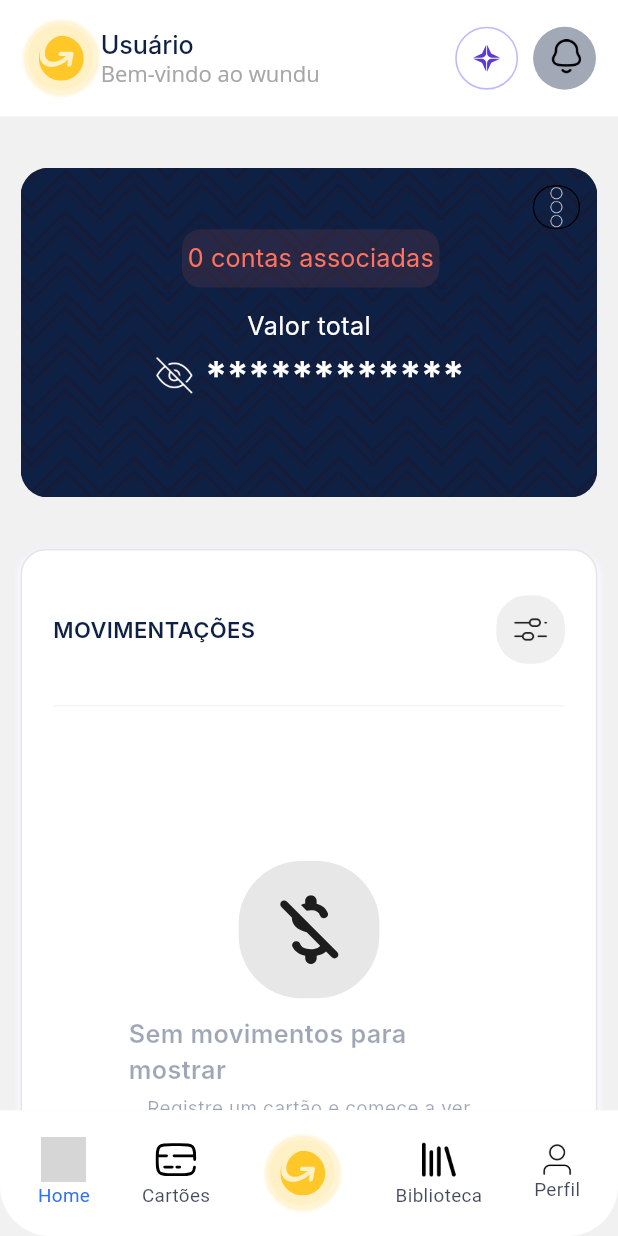
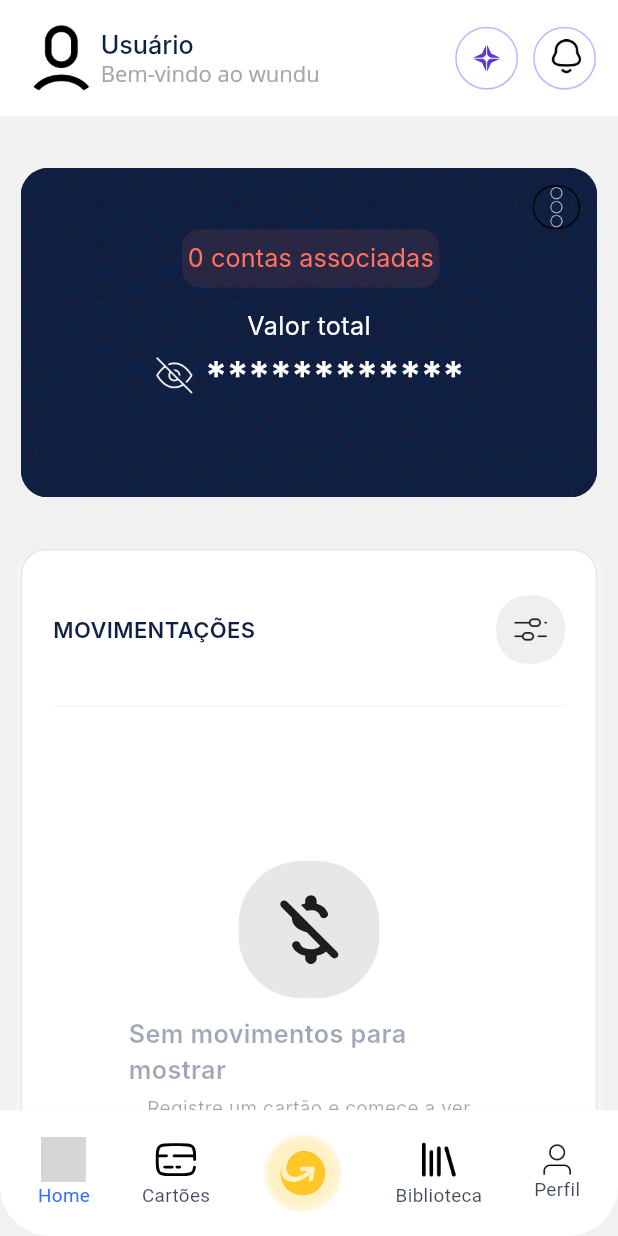
Before and after one commit to WUNDU/wundu-mobile, a Flutter app: the MainScaffold screen opened by its route, on a phone screen of 412 x 824 dp. Run offline on Flutter 3.47's test engine with Material 3 defaults, Android fonts, the phone set to English and light mode, and no system bars; our stand-ins replace cached_network_image, dotted_border, equatable, flutter_bloc, flutter_screenutil, flutter_svg and 3 more; accounts and stored records are empty; Roboto replaces fonts that are missing (Inter, Open Sans, Poppins); grey boxes are pictures that could not be loaded.

Commit message:
✨ feat: adding icone and animation on app bar

```diff
--- a/lib/views/card/add_card_manual/add_card_manual_screen.dart
+++ b/lib/views/card/add_card_manual/add_card_manual_screen.dart
@@ -124,6 +124,7 @@ class _AddCardManualScreenState extends State<AddCardManualScreen> {
                             CustomImageView(
                               imagePath: ImageConstant
                                   .logo, // Caminho do logotipo da aplicação
+                              // ignore: deprecated_member_use
                               color: Colors.white.withOpacity(
                                   0.5), // Ajuste a opacidade conforme necessário
                             ),
--- a/lib/widgets/custom_app_bar.dart
+++ b/lib/widgets/custom_app_bar.dart
@@ -35,7 +35,7 @@ class CustomAppBar extends StatelessWidget implements PreferredSizeWidget {
                 mainAxisAlignment: MainAxisAlignment.center,
                 children: [
                   CustomImageView(
-                    imagePath: ImageConstant.logoHome,
+                    imagePath: ImageConstant.userProfile,
                     height: 50.h,
                     width: 50.h,
                     radius: BorderRadius.circular(
@@ -57,24 +57,20 @@ class CustomAppBar extends StatelessWidget implements PreferredSizeWidget {
                       ],
                     ),
                   ),
-                  CustomIconButton(
-                    height: 40.h,
-                    width: 40.h,
-                    padding: EdgeInsets.all(8.h),
-                    decoration: IconButtonStyleHelper.outlineIndigoA,
-                    child: CustomImageView(
-                      imagePath: ImageConstant.wunduIA,
-                    ),
+                  // Botão com animação de toque
+                  _AnimatedIconButton(
+                    icon: ImageConstant.wunduIA,
+                    onTap: () {
+                      // Ação ao tocar no botão
+                    },
                   ),
                   Padding(padding: EdgeInsets.only(right: 10)),
-                  CustomIconButton(
-                    height: 40.h,
-                    width: 40.h,
-                    padding: EdgeInsets.all(8.h),
-                    decoration: IconButtonStyleHelper.fillBlueGray,
-                    child: CustomImageView(
-                      imagePath: ImageConstant.notification,
-                    ),
+                  // Botão com animação de toque
+                  _AnimatedIconButton(
+                    icon: ImageConstant.notification,
+                    onTap: () {
+                      // Ação ao tocar no botão
+                    },
                   ),
                 ],
               ),
@@ -88,3 +84,50 @@ class CustomAppBar extends StatelessWidget implements PreferredSizeWidget {
   @override
   Size get preferredSize => Size.fromHeight(74.h);
 }
+
+class _AnimatedIconButton extends StatefulWidget {
+  final String icon;
+  final VoidCallback onTap;
+
+  const _AnimatedIconButton({
+    required this.icon,
+    required this.onTap,
+  });
+
+  @override
+  State<_AnimatedIconButton> createState() => _AnimatedIconButtonState();
+}
+
+class _AnimatedIconButtonState extends State<_AnimatedIconButton> {
+  bool isPressed = false;
+
+  @override
+  Widget build(BuildContext context) {
+    return GestureDetector(
+      onTapDown: (_) {
+        setState(() => isPressed = true);
+      },
+      onTapUp: (_) {
+        setState(() => isPressed = false);
+        widget.onTap();
+      },
+      onTapCancel: () {
+        setState(() => isPressed = false);
+      },
+      child: AnimatedContainer(
+        duration: Duration(milliseconds: 100),
+        transform:
+            isPressed ? (Matrix4.identity()..scale(0.9)) : Matrix4.identity(),
+        child: CustomIconButton(
+          height: 40.h,
+          width: 40.h,
+          padding: EdgeInsets.all(8.h),
+          decoration: IconButtonStyleHelper.outlineIndigoA,
+          child: CustomImageView(
+            imagePath: widget.icon,
+          ),
+        ),
+      ),
+    );
+  }
+}
```
Also changed, not shown: flutter_launcher_icons.yaml (added, +32 -0 lines), lib/main.dart (+2 -130 lines), pubspec.yaml (+7 -0 lines), assets/icon/icon.png (added), assets/images/user_profile.png, pubspec.lock, 29 other files.
